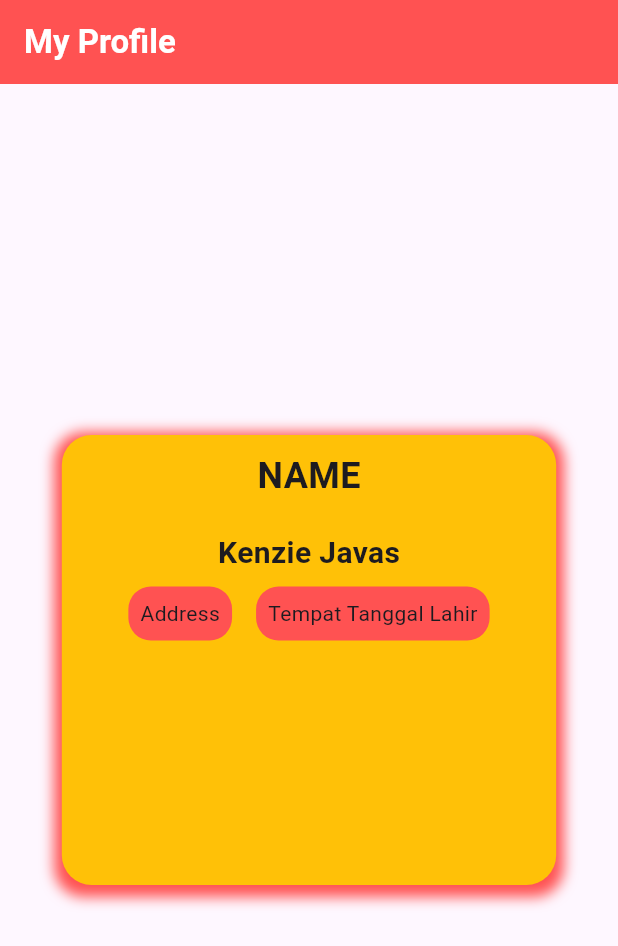
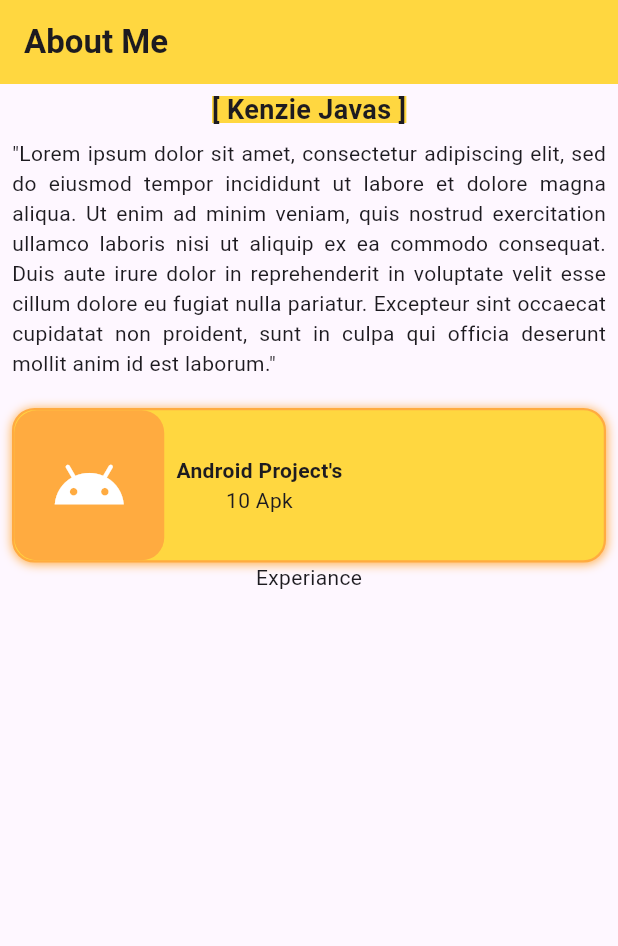
Before and after one commit to KenzJavas/flutter_profile_card, a Flutter app: the screen it shows after launch, on a phone screen of 412 x 824 dp. Shown: the top 946 px of the screen. Run offline on Flutter 3.47's test engine with Material 3 defaults, Android fonts, the phone set to English and light mode, and no system bars.

Commit message:
Belajar Border

```diff
--- /dev/null
+++ b/lib/aboutMe.dart
@@ -0,0 +1,95 @@
+import 'package:flutter/material.dart';
+
+class AboutMe extends StatelessWidget {
+  const AboutMe({super.key});
+
+  @override
+  Widget build(BuildContext context) {
+    return Scaffold(
+      appBar: AppBar(
+        title: Text('About Me', style: TextStyle(fontWeight: FontWeight.bold)),
+        backgroundColor: Colors.amberAccent,
+      ),
+      body: Padding(
+        padding: const EdgeInsets.all(8.0),
+        child: Center(
+          child: Column(
+            crossAxisAlignment: CrossAxisAlignment.center,
+            children: <Widget>[
+              // Text NAMA
+              Text(
+                '[ Kenzie Javas ]',
+                style: TextStyle(
+                  height: 1,
+                  backgroundColor: Colors.amberAccent,
+                  fontSize: 18,
+                  fontWeight: FontWeight.bold,
+                ),
+              ),
+              // Spacer
+              SizedBox(height: 10),
+              //text About
+              Text(
+                '"Lorem ipsum dolor sit amet, consectetur adipiscing elit, sed do eiusmod tempor incididunt ut labore et dolore magna aliqua. Ut enim ad minim veniam, quis nostrud exercitation ullamco laboris nisi ut aliquip ex ea commodo consequat. Duis aute irure dolor in reprehenderit in voluptate velit esse cillum dolore eu fugiat nulla pariatur. Excepteur sint occaecat cupidatat non proident, sunt in culpa qui officia deserunt mollit anim id est laborum."',
+                style: TextStyle(),
+                textAlign: TextAlign.justify,
+              ),
+              //spacer
+              SizedBox(height: 20),
+              Container(
+                decoration: BoxDecoration(
+                  color: Colors.amberAccent,
+                  borderRadius: BorderRadius.circular(15),
+                  border: Border.all(
+                    color: Colors.orangeAccent,
+                    width: 1.5,
+                  ),
+                  boxShadow: [
+                    BoxShadow(
+                      blurRadius: 5,
+                      offset: Offset(0.3, 0.7),
+                      color: Colors.orangeAccent,
+                    ),
+                  ],
+                ),
+                child: Row(
+                  children: <Widget>[
+                    Container(
+                      width: 100,
+                      height: 100,
+                      decoration: BoxDecoration(
+                        color: Colors.orangeAccent,
+                        borderRadius: BorderRadius.circular(15),
+                      ),
+                      child: Icon(Icons.android, color: Colors.white, size: 50),
+                    ),
+                    Column(
+                      mainAxisAlignment: MainAxisAlignment.start,
+                      children: [
+                        Padding(
+                          padding: const EdgeInsets.all(8.0),
+                          child: Column(
+                            children: [
+                              Text(
+                                'Android Project\'s',
+                                style: TextStyle(
+                                  fontWeight: FontWeight.bold,
+                                ),
+                              ),
+                              Text('10 Apk'),
+                            ],
+                          ),
+                        ),
+                      ],
+                    ),
+                  ],
+                ),
+              ),
+              Text('Experiance')
+            ],
+          ),
+        ),
+      ),
+    );
+  }
+}
--- a/lib/main.dart
+++ b/lib/main.dart
@@ -1,4 +1,5 @@
 import 'package:flutter/material.dart';
+import 'package:flutter_application_1/aboutMe.dart';
 import 'package:flutter_application_1/profile.dart';
 
 void main() {
@@ -11,7 +12,7 @@ class MainPage extends StatelessWidget {
   @override
   Widget build(BuildContext context) {
     return MaterialApp(
-      home: ProfileCard(),
+      home: AboutMe(),
       debugShowCheckedModeBanner: false,
     );
   }
```
